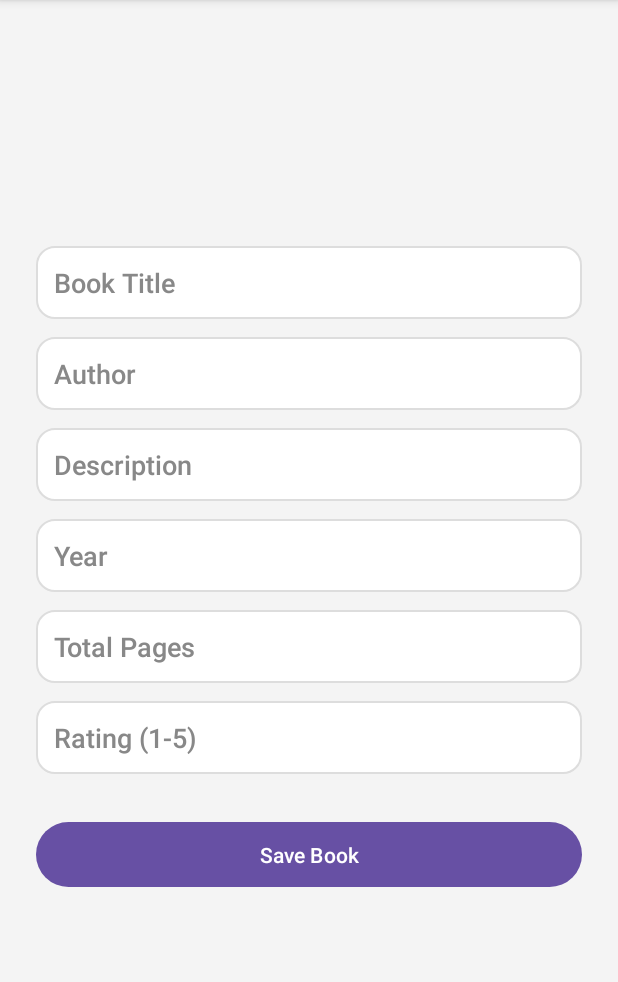
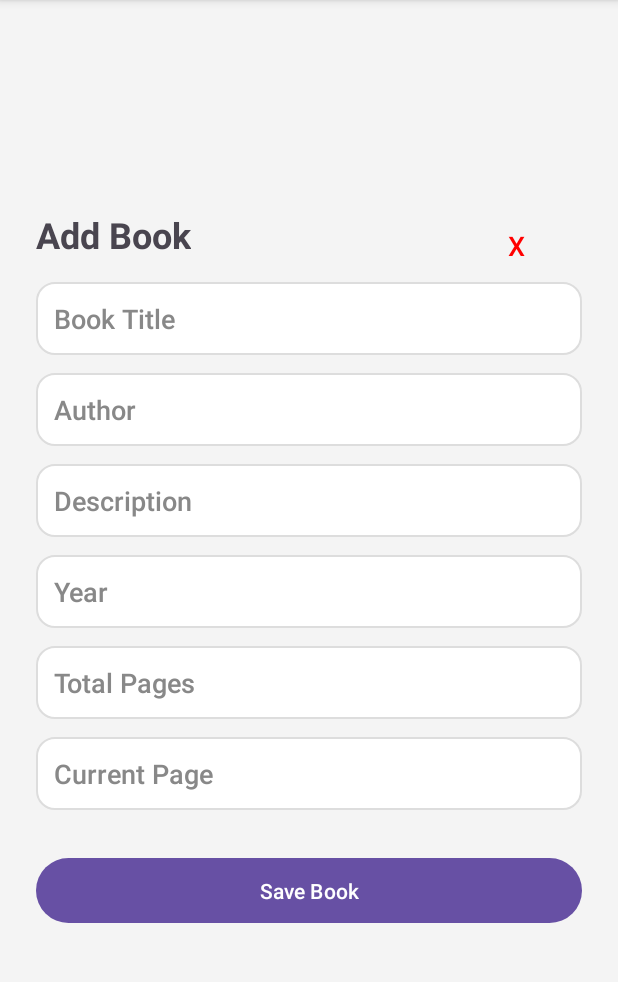
Before and after one commit to ArbreshaS/Aplikacion-per-Menaxhimin-e-Leximeve, an Android app: the AddBookActivity screen opened directly, with no data from a screen before it, on a phone screen of 412 x 824 dp, the part 96-1078 px from its top. Run offline under Robolectric (Android 15) with nearby library versions, the phone set to English and light mode, and no system bars; our stand-ins replace Firebase (no records; nobody signed in at launch, a user with empty details on screens opened directly).

Commit message:
Frontend per opsionin Add (shtimi i librave)

```diff
--- a/app/src/main/res/layout/activity_add_book.xml
+++ b/app/src/main/res/layout/activity_add_book.xml
@@ -5,6 +5,29 @@
     android:padding="24dp"
     android:gravity="center"
     android:background="#F4F4F4">
+
+    <RelativeLayout
+        android:layout_width="match_parent"
+        android:layout_height="wrap_content">
+
+        <Button
+            android:id="@+id/btnClose"
+            android:layout_width="wrap_content"
+            android:layout_height="wrap_content"
+            android:text="X"
+            android:layout_alignParentEnd="true"
+            android:background="@android:color/transparent"
+            android:textColor="#FF0000"
+        android:textSize="18sp"/>
+
+        <TextView
+            android:layout_width="wrap_content"
+            android:layout_height="wrap_content"
+            android:text="Add Book"
+            android:textSize="24sp"
+            android:textStyle="bold"
+            android:layout_alignParentStart="true"/>
+    </RelativeLayout>
 
     <EditText
         android:id="@+id/editTextTitle"
@@ -69,10 +92,10 @@
         android:fontFamily="sans-serif-medium"/>
 
     <EditText
-        android:id="@+id/editTextRating"
+        android:id="@+id/editTextCurrentPage"
         android:layout_width="match_parent"
         android:layout_height="wrap_content"
-        android:hint="Rating (1-5)"
+        android:hint="Current Page"
         android:inputType="number"
         android:textColor="#333333"
         android:textColorHint="#888888"
@@ -88,7 +111,6 @@
         android:text="Save Book"
         android:textColor="#FFFFFF"
         android:layout_marginTop="12dp"
-        android:padding="12dp"
-        android:layout_gravity="center" />
+        android:padding="12dp" />
 
 </LinearLayout>
```
